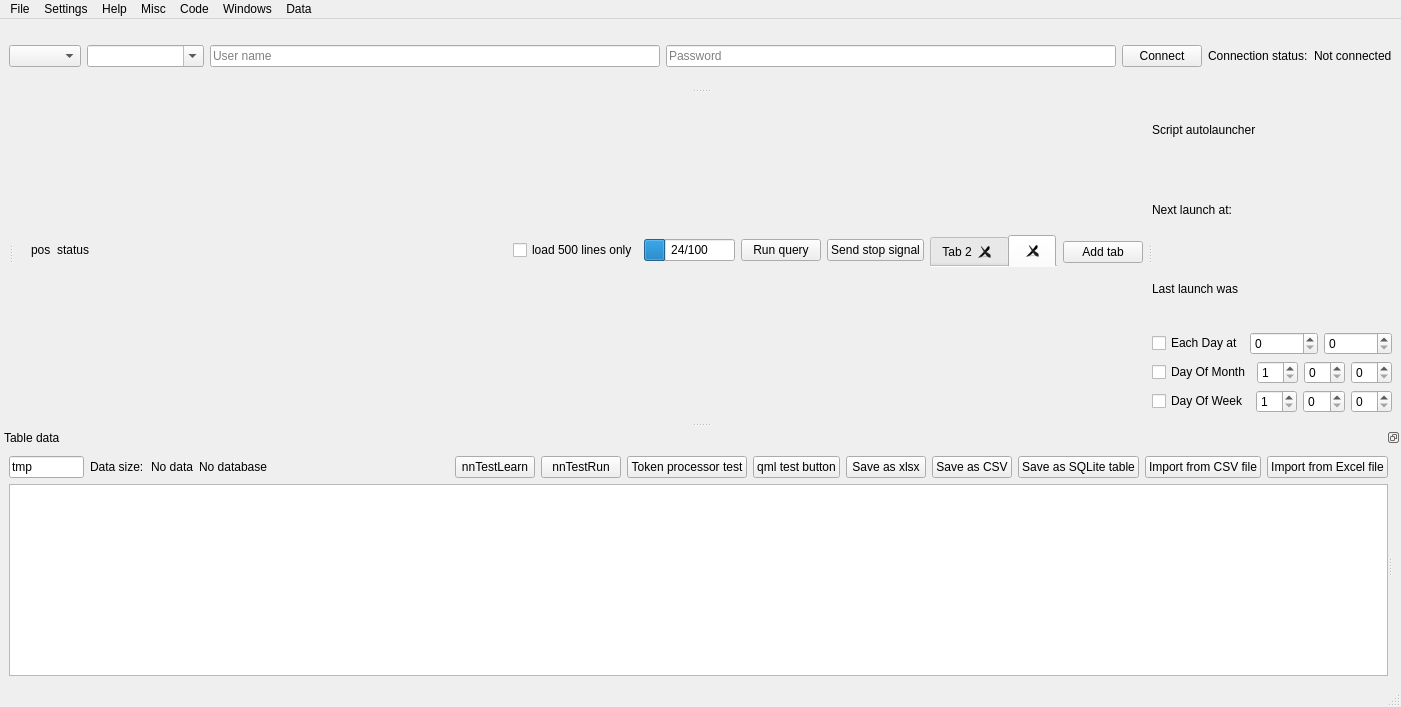
First picture: the form in DBLoader CMake/loaderwidnow.ui, repository gfifgfifofich/DB_loader, before the edit.
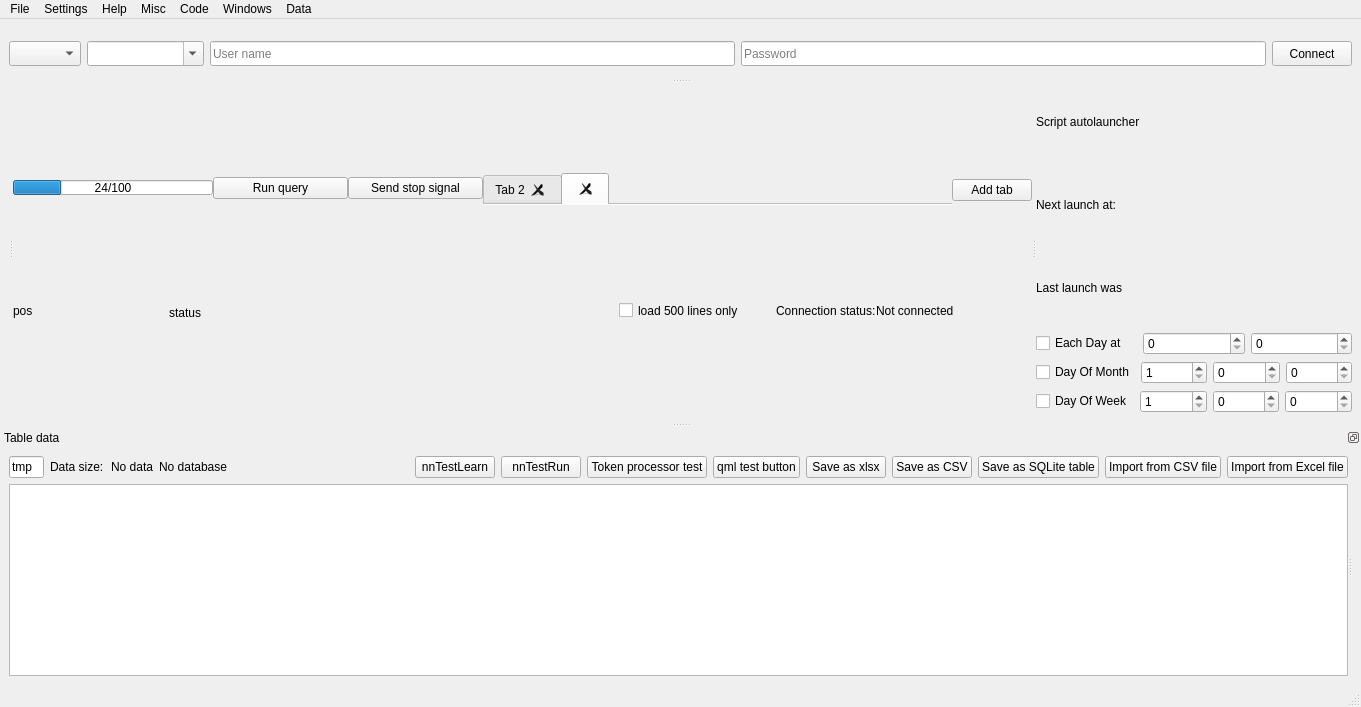
Second picture: the form after the edit.

```diff
--- a/DBLoader CMake/loaderwidnow.ui
+++ b/DBLoader CMake/loaderwidnow.ui
@@ -6,7 +6,7 @@
    <rect>
     <x>0</x>
     <y>0</y>
-    <width>1153</width>
+    <width>1361</width>
     <height>707</height>
    </rect>
   </property>
@@ -32,7 +32,7 @@
       <widget class="QWidget" name="verticalLayoutWidget_2">
        <layout class="QVBoxLayout" name="verticalLayout">
         <property name="bottomMargin">
-         <number>5</number>
+         <number>0</number>
         </property>
         <item>
          <layout class="QHBoxLayout" name="horizontalLayout">
@@ -120,34 +120,7 @@
            </widget>
           </item>
           <item>
-           <layout class="QHBoxLayout" name="horizontalLayout_2">
-            <item>
-             <widget class="QLabel" name="connectionStatusLabel">
-              <property name="maximumSize">
-               <size>
-                <width>100</width>
-                <height>20</height>
-               </size>
-              </property>
-              <property name="text">
-               <string>Connection status:</string>
-              </property>
-             </widget>
-            </item>
-            <item>
-             <widget class="QLabel" name="connectionStatusLabel_2">
-              <property name="maximumSize">
-               <size>
-                <width>16777215</width>
-                <height>20</height>
-               </size>
-              </property>
-              <property name="text">
-               <string>Not connected</string>
-              </property>
-             </widget>
-            </item>
-           </layout>
+           <layout class="QHBoxLayout" name="horizontalLayout_2"/>
           </item>
          </layout>
         </item>
@@ -162,82 +135,48 @@
        </widget>
        <widget class="QWidget" name="verticalLayoutWidget_3">
         <layout class="QVBoxLayout" name="verticalLayout_3">
+         <property name="spacing">
+          <number>3</number>
+         </property>
          <item>
           <layout class="QHBoxLayout" name="horizontalLayout_9">
            <property name="spacing">
-            <number>6</number>
+            <number>0</number>
            </property>
            <property name="leftMargin">
-            <number>5</number>
+            <number>0</number>
            </property>
            <property name="topMargin">
-            <number>5</number>
+            <number>0</number>
            </property>
            <property name="rightMargin">
-            <number>5</number>
+            <number>0</number>
            </property>
            <property name="bottomMargin">
-            <number>5</number>
+            <number>0</number>
            </property>
            <item>
             <layout class="QHBoxLayout" name="codeStatuBar">
+             <property name="sizeConstraint">
+              <enum>QLayout::SizeConstraint::SetDefaultConstraint</enum>
+             </property>
              <property name="bottomMargin">
               <number>5</number>
              </property>
-             <item>
-              <widget class="QLabel" name="suggestionLabel">
-               <property name="maximumSize">
-                <size>
-                 <width>200</width>
-                 <height>20</height>
-                </size>
-               </property>
-               <property name="text">
-                <string/>
-               </property>
-              </widget>
-             </item>
-             <item>
-              <widget class="QLabel" name="textPosLabel">
-               <property name="layoutDirection">
-                <enum>Qt::LayoutDirection::LeftToRight</enum>
-               </property>
-               <property name="text">
-                <string>pos</string>
-               </property>
-               <property name="alignment">
-                <set>Qt::AlignmentFlag::AlignLeading|Qt::AlignmentFlag::AlignLeft|Qt::AlignmentFlag::AlignVCenter</set>
-               </property>
-              </widget>
-             </item>
-             <item>
-              <widget class="QLabel" name="miscStatusLabel">
-               <property name="minimumSize">
-                <size>
-                 <width>450</width>
-                 <height>20</height>
-                </size>
-               </property>
-               <property name="maximumSize">
-                <size>
-                 <width>450</width>
-                 <height>20</height>
-                </size>
-               </property>
-               <property name="text">
-                <string>status</string>
-               </property>
-              </widget>
-             </item>
-             <item>
-              <widget class="QCheckBox" name="the500LinesCheckBox">
-               <property name="text">
-                <string>load 500 lines only</string>
-               </property>
-              </widget>
-             </item>
              <item>
               <widget class="QProgressBar" name="exportProgressBar">
+               <property name="minimumSize">
+                <size>
+                 <width>200</width>
+                 <height>0</height>
+                </size>
+               </property>
+               <property name="maximumSize">
+                <size>
+                 <width>200</width>
+                 <height>15</height>
+                </size>
+               </property>
                <property name="value">
                 <number>24</number>
                </property>
@@ -248,6 +187,12 @@
              </item>
              <item>
               <widget class="QPushButton" name="pushButton_3">
+               <property name="maximumSize">
+                <size>
+                 <width>150</width>
+                 <height>16777215</height>
+                </size>
+               </property>
                <property name="text">
                 <string>Run query</string>
                </property>
@@ -255,6 +200,12 @@
              </item>
              <item>
               <widget class="QPushButton" name="stopLoadingQueryButton">
+               <property name="maximumSize">
+                <size>
+                 <width>150</width>
+                 <height>16777215</height>
+                </size>
+               </property>
                <property name="text">
                 <string>Send stop signal</string>
                </property>
@@ -307,6 +258,102 @@
            </item>
           </layout>
          </item>
+         <item>
+          <layout class="QHBoxLayout" name="horizontalLayout_11">
+           <property name="spacing">
+            <number>0</number>
+           </property>
+           <property name="leftMargin">
+            <number>0</number>
+           </property>
+           <property name="topMargin">
+            <number>0</number>
+           </property>
+           <property name="rightMargin">
+            <number>0</number>
+           </property>
+           <property name="bottomMargin">
+            <number>0</number>
+           </property>
+           <item>
+            <widget class="QLabel" name="textPosLabel">
+             <property name="maximumSize">
+              <size>
+               <width>16777215</width>
+               <height>15</height>
+              </size>
+             </property>
+             <property name="layoutDirection">
+              <enum>Qt::LayoutDirection::LeftToRight</enum>
+             </property>
+             <property name="text">
+              <string>pos</string>
+             </property>
+             <property name="alignment">
+              <set>Qt::AlignmentFlag::AlignLeading|Qt::AlignmentFlag::AlignLeft|Qt::AlignmentFlag::AlignVCenter</set>
+             </property>
+            </widget>
+           </item>
+           <item>
+            <widget class="QLabel" name="miscStatusLabel">
+             <property name="minimumSize">
+              <size>
+               <width>450</width>
+               <height>20</height>
+              </size>
+             </property>
+             <property name="maximumSize">
+              <size>
+               <width>450</width>
+               <height>15</height>
+              </size>
+             </property>
+             <property name="text">
+              <string>status</string>
+             </property>
+            </widget>
+           </item>
+           <item>
+            <widget class="QCheckBox" name="the500LinesCheckBox">
+             <property name="maximumSize">
+              <size>
+               <width>16777215</width>
+               <height>15</height>
+              </size>
+             </property>
+             <property name="text">
+              <string>load 500 lines only</string>
+             </property>
+            </widget>
+           </item>
+           <item>
+            <widget class="QLabel" name="connectionStatusLabel">
+             <property name="maximumSize">
+              <size>
+               <width>100</width>
+               <height>20</height>
+              </size>
+             </property>
+             <property name="text">
+              <string>Connection status:</string>
+             </property>
+            </widget>
+           </item>
+           <item>
+            <widget class="QLabel" name="connectionStatusLabel_2">
+             <property name="maximumSize">
+              <size>
+               <width>16777215</width>
+               <height>20</height>
+              </size>
+             </property>
+             <property name="text">
+              <string>Not connected</string>
+             </property>
+            </widget>
+           </item>
+          </layout>
+         </item>
          <item>
           <layout class="QVBoxLayout" name="edit_layout"/>
          </item>
@@ -456,7 +503,7 @@
     <rect>
      <x>0</x>
      <y>0</y>
-     <width>1153</width>
+     <width>1361</width>
      <height>21</height>
     </rect>
    </property>
```
